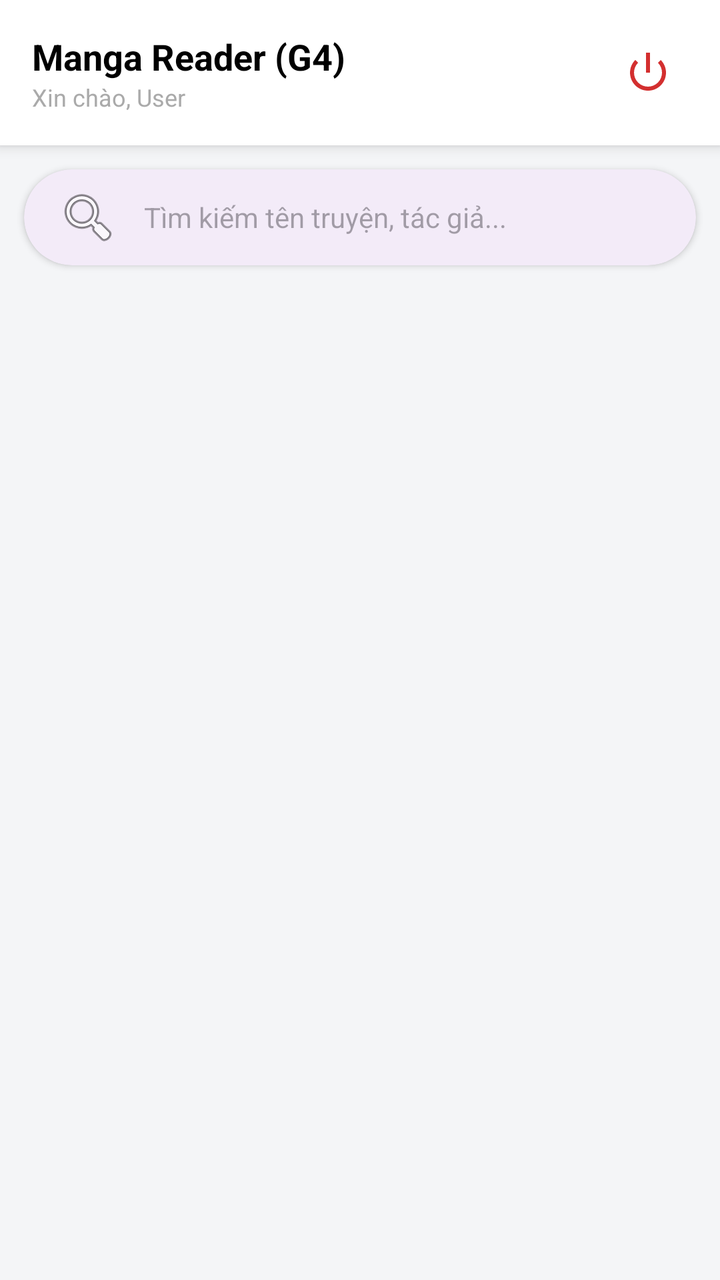
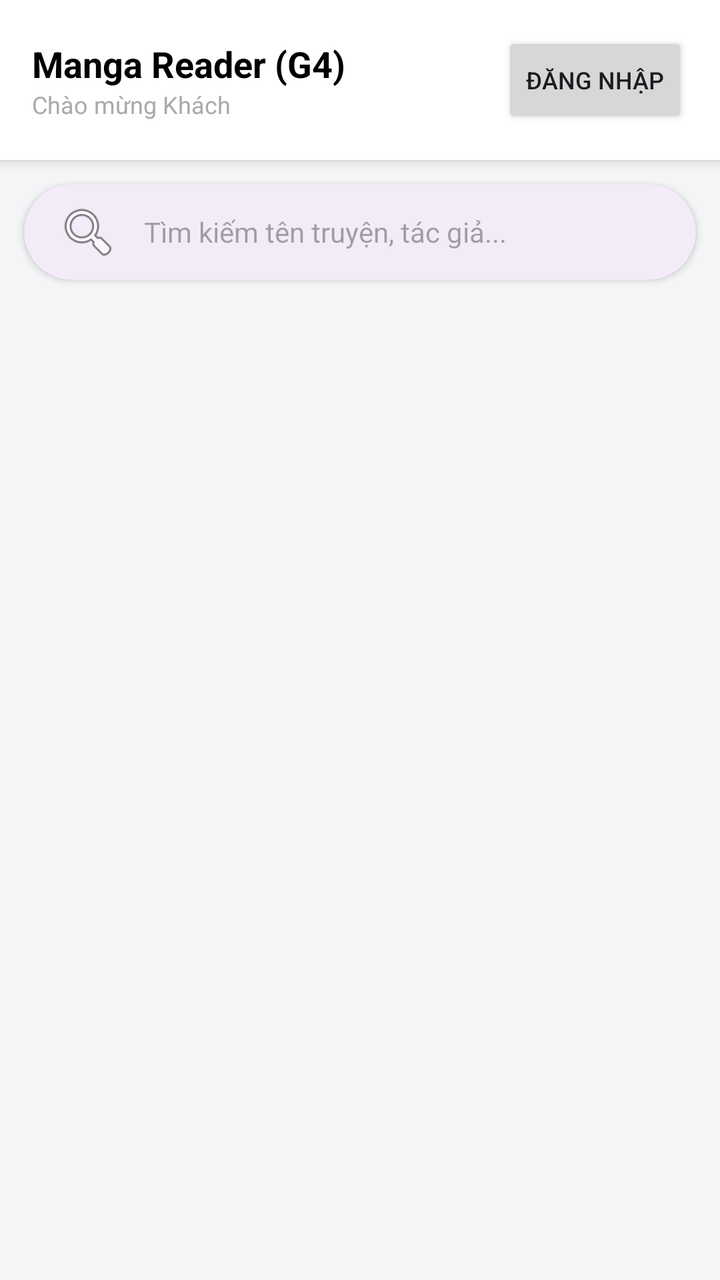

Compare the two renders of this Android layout. The source of the first and the diff that turns it into the second are given below.
<!-- AndroidManifest.xml: application theme Theme.App_manga_g4 -->
<!-- res/layout/activity_main.xml -->
<?xml version="1.0" encoding="utf-8"?>
<LinearLayout xmlns:android="http://schemas.android.com/apk/res/android"
    xmlns:app="http://schemas.android.com/apk/res-auto"
    xmlns:tools="http://schemas.android.com/tools"
    android:id="@+id/main"
    android:layout_width="match_parent"
    android:layout_height="match_parent"
    android:orientation="vertical"
    android:background="#F4F5F7"
    tools:context=".MainActivity">

    
    <LinearLayout
        android:layout_width="match_parent"
        android:layout_height="wrap_content"
        android:orientation="horizontal"
        android:padding="16dp"
        android:background="@android:color/white"
        android:elevation="4dp"
        android:gravity="center_vertical">

        <LinearLayout
            android:layout_width="0dp"
            android:layout_height="wrap_content"
            android:layout_weight="1"
            android:orientation="vertical">

            <TextView
                android:layout_width="wrap_content"
                android:layout_height="wrap_content"
                android:text="Manga Reader (G4)"
                android:textColor="@android:color/black"
                android:textSize="18sp"
                android:textStyle="bold" />

            <TextView
                android:id="@+id/tvUserEmail"
                android:layout_width="wrap_content"
                android:layout_height="wrap_content"
                android:text="Xin chào, User"
                android:textColor="@android:color/darker_gray"
                android:textSize="12sp" />
        </LinearLayout>

        <ImageButton
            android:id="@+id/btnLogout"
            android:layout_width="40dp"
            android:layout_height="40dp"
            android:background="?android:attr/selectableItemBackgroundBorderless"
            android:contentDescription="Đăng xuất"
            android:src="@android:drawable/ic_lock_power_off"
            app:tint="#D32F2F" />
    </LinearLayout>

    
    <com.google.android.material.card.MaterialCardView
        android:layout_width="match_parent"
        android:layout_height="wrap_content"
        android:layout_margin="12dp"
        app:cardCornerRadius="24dp"
        app:cardElevation="2dp"
        app:strokeWidth="0dp">

        <EditText
            android:id="@+id/etSearch"
            android:layout_width="match_parent"
            android:layout_height="48dp"
            android:background="@null"
            android:drawableStart="@android:drawable/ic_menu_search"
            android:drawablePadding="12dp"
            android:hint="Tìm kiếm tên truyện, tác giả..."
            android:inputType="text"
            android:maxLines="1"
            android:paddingHorizontal="16dp"
            android:textSize="14sp" />
    </com.google.android.material.card.MaterialCardView>

    
    <FrameLayout
        android:layout_width="match_parent"
        android:layout_height="match_parent">

        <ProgressBar
            android:id="@+id/pbHomeLoading"
            android:layout_width="wrap_content"
            android:layout_height="wrap_content"
            android:layout_gravity="center"
            android:visibility="gone" />

        <TextView
            android:id="@+id/tvEmpty"
            android:layout_width="wrap_content"
            android:layout_height="wrap_content"
            android:layout_gravity="center"
            android:text="Không tìm thấy truyện nào trên Supabase!"
            android:textColor="@android:color/darker_gray"
            android:textSize="15sp"
            android:visibility="gone" />

        <androidx.recyclerview.widget.RecyclerView
            android:id="@+id/rvComics"
            android:layout_width="match_parent"
            android:layout_height="match_parent"
            android:clipToPadding="false"
            android:padding="6dp" />
    </FrameLayout>

</LinearLayout>
<!-- resources referenced by this layout -->
<resources>
  <style name="Theme.App_manga_g4" parent="Base.Theme.App_manga_g4" />
  <style name="Base.Theme.App_manga_g4" parent="Theme.Material3.DayNight.NoActionBar">
          
          
      </style>
</resources>

<!-- the commit's change to res/layout/activity_main.xml (unified diff, before → after) -->
@@ -37,19 +37,18 @@
                 android:id="@+id/tvUserEmail"
                 android:layout_width="wrap_content"
                 android:layout_height="wrap_content"
-                android:text="Xin chào, User"
+                android:text="Chào mừng Khách"
                 android:textColor="@android:color/darker_gray"
                 android:textSize="12sp" />
         </LinearLayout>
 
-        <ImageButton
-            android:id="@+id/btnLogout"
-            android:layout_width="40dp"
-            android:layout_height="40dp"
-            android:background="?android:attr/selectableItemBackgroundBorderless"
-            android:contentDescription="Đăng xuất"
-            android:src="@android:drawable/ic_lock_power_off"
-            app:tint="#D32F2F" />
+        <Button
+            android:id="@+id/btnAuthAction"
+            android:layout_width="wrap_content"
+            android:layout_height="wrap_content"
+            android:text="Đăng nhập"
+            android:textSize="12sp"
+            app:cornerRadius="20dp" />
     </LinearLayout>
 
     
